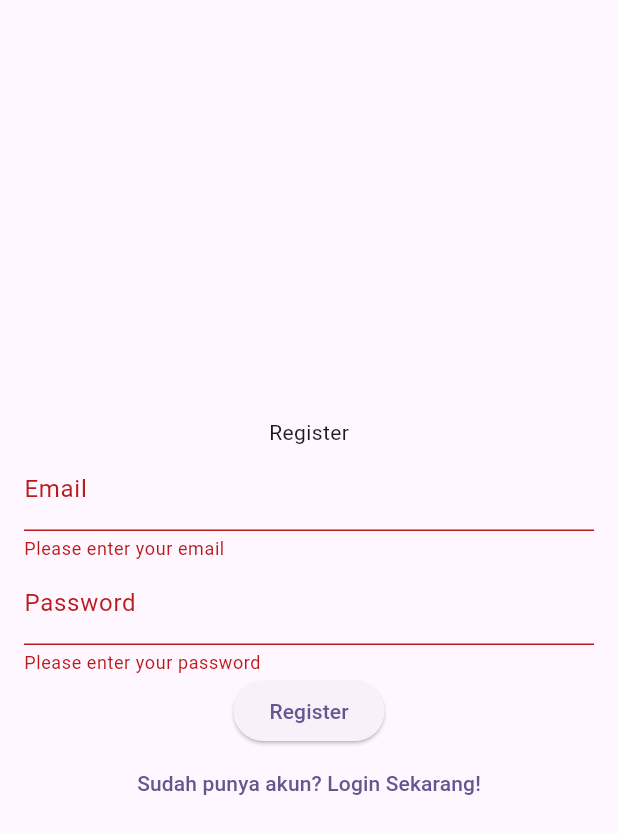
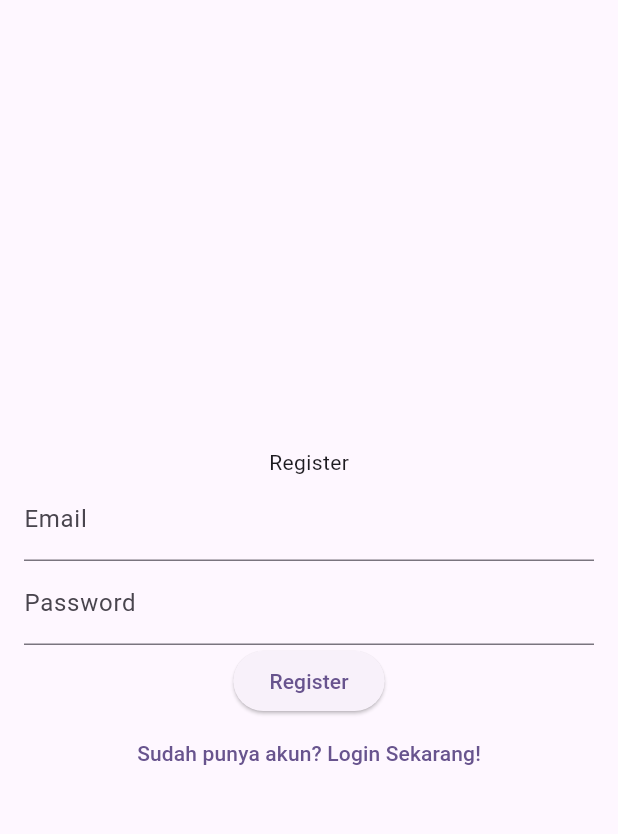
Before and after one commit to Alan21103/pertemuan_4, a Flutter app: the RegisterPage screen opened directly, after a tap on "Register", on a phone screen of 412 x 824 dp. Shown: the top 834 px of the screen. Run offline on Flutter 3.47's test engine with Material 3 defaults, Android fonts, the phone set to English and light mode, and no system bars.

Commit message:
kembali ke logika awal yang di myklass

```diff
--- a/lib/presentation/registerpage.dart
+++ b/lib/presentation/registerpage.dart
@@ -1,6 +1,4 @@
 import 'package:flutter/material.dart';
-import 'package:pertemuan_4/presentation/loginpage.dart';
-
 
 class RegisterPage extends StatefulWidget {
   const RegisterPage({super.key});
@@ -12,24 +10,21 @@ class RegisterPage extends StatefulWidget {
 class _RegisterPageState extends State<RegisterPage> {
   final TextEditingController emailController = TextEditingController();
   final TextEditingController passwordController = TextEditingController();
-  final _formKey = GlobalKey<FormState>();
 
   @override
   void initState() {
     super.initState();
   }
-
   @override
   Widget build(BuildContext context) {
     return Scaffold(
       body: Form(
-        key: _formKey,
         child: Padding(
           padding: const EdgeInsets.all(16.0),
           child: Column(
             mainAxisAlignment: MainAxisAlignment.center,
             children: [
-              const Text('Register'),
+              Text('Register'),
               TextFormField(
                 controller: emailController,
                 decoration: const InputDecoration(labelText: 'Email'),
@@ -52,27 +47,19 @@ class _RegisterPageState extends State<RegisterPage> {
                 },
               ),
               ElevatedButton(
-                onPressed: () {
-                  if (_formKey.currentState!.validate()) {
-                    Navigator.pop(
-                      context,
-                      MaterialPageRoute(
-                        builder: (context) => const LoginPage(),
-                      ),
-                    );
-                  }
-                },
-                child: const Text('Register'),
+                onPressed: () {},
+                child: Text('Register'),
               ),
               TextButton(
                 onPressed: () {
-                  Navigator.pop(context);
-                  Navigator.push(
-                    context,
-                    MaterialPageRoute(builder: (context) => const LoginPage()),
-                  );
+                  Navigator.pushNamed(context, '/login');
+                  // Navigator.pop(context);
+                  // Navigator.push(
+                  //   context,
+                  //   MaterialPageRoute(builder: (context) => const LoginPage()),
+                  // );
                 },
-                child: const Text('Sudah punya akun? Login Sekarang!'),
+                child: Text('Sudah punya akun? Login Sekarang!'),
               ),
             ],
           ),
```
